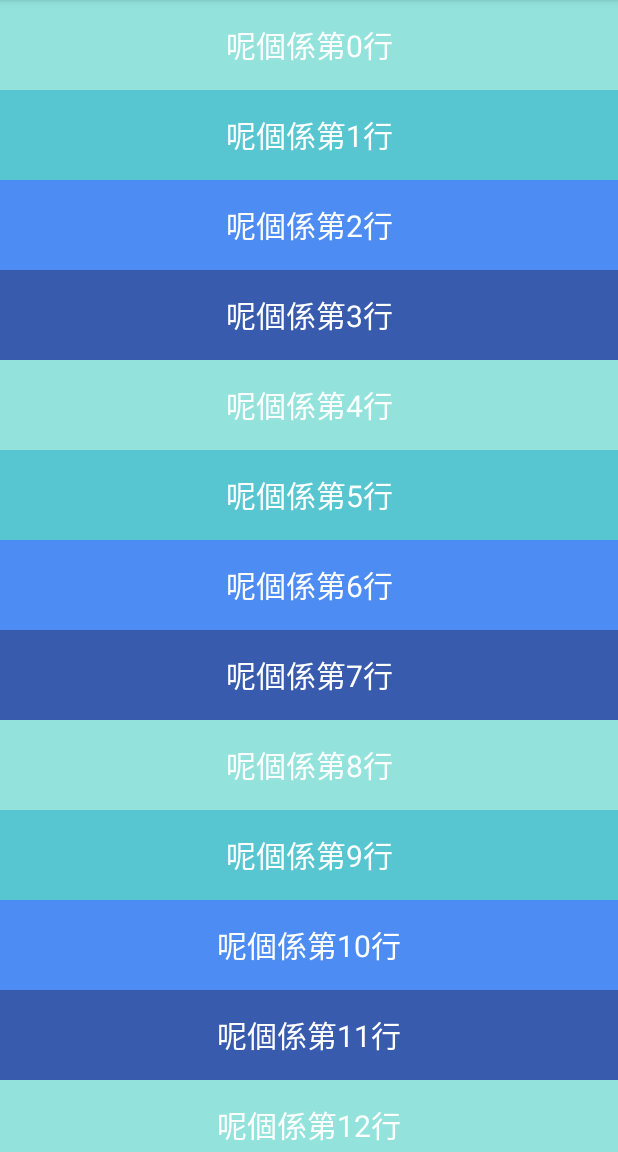
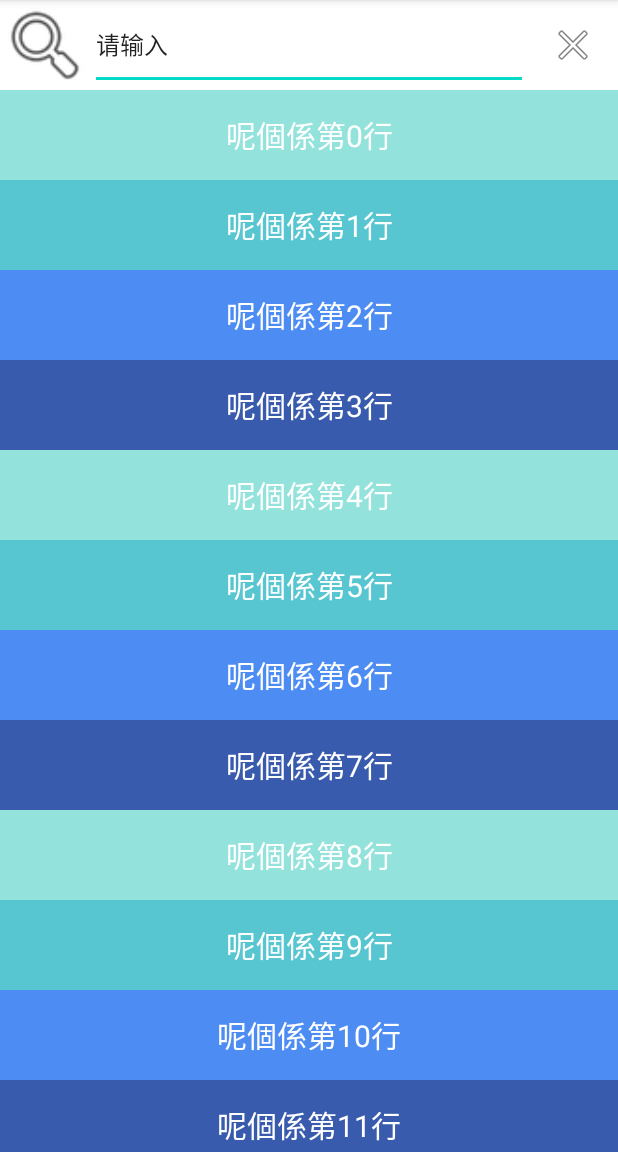
Before and after one commit to bentondecusin/ByteDancePracticum, an Android app: the SearchNumberActivity screen opened directly, with no data from a screen before it, on a phone screen of 412 x 824 dp, the part 84-1236 px from its top. Run offline under Robolectric (Android 15) with nearby library versions, the phone set to English and light mode, and no system bars.

Commit message:
Add ProductView components; Add search bar components for SearchNumberActivity. TODO: implement the searching mechanism

```diff
--- a/P1/app/src/main/AndroidManifest.xml
+++ b/P1/app/src/main/AndroidManifest.xml
@@ -9,7 +9,8 @@
         android:roundIcon="@mipmap/ic_launcher_round"
         android:supportsRtl="true"
         android:theme="@style/Theme.P1SearchScroll">
-        <activity android:name=".NumberInfoActivity"></activity>
+        <activity android:name=".ProductViewActivity"></activity>
+        <activity android:name=".NumberInfoActivity" />
         <activity android:name=".SearchBDActivity" />
         <activity
             android:name=".MainActivity2"
--- a/P1/app/src/main/java/com/example/p1searchscroll/SearchNumberActivity.java
+++ b/P1/app/src/main/java/com/example/p1searchscroll/SearchNumberActivity.java
@@ -4,15 +4,16 @@ import androidx.appcompat.app.AppCompatActivity;
 import androidx.recyclerview.widget.LinearLayoutManager;
 import androidx.recyclerview.widget.RecyclerView;
 
-import android.graphics.Color;
 import android.os.Bundle;
+import android.widget.EditText;
 
 import java.util.ArrayList;
 import java.util.List;
 
 public class SearchNumberActivity extends AppCompatActivity {
     private RecyclerView mRecyclerView;
-    private SearchAdapter mSearchAdapter = new SearchAdapter();
+    private EditText mEditText;
+    private SearchNumberAdapter mSearchNumberAdapter = new SearchNumberAdapter();
     private boolean cantonese = true;
     @Override
     protected void onCreate(Bundle savedInstanceState) {
@@ -21,14 +22,16 @@ public class SearchNumberActivity extends AppCompatActivity {
 
         mRecyclerView = findViewById(R.id.rv);
         mRecyclerView.setLayoutManager(new LinearLayoutManager(this));
-        mRecyclerView.setAdapter(mSearchAdapter);
+        mRecyclerView.setAdapter(mSearchNumberAdapter);
+
+        mEditText = findViewById(R.id.editTextSearch);
 
         List<String> items = new ArrayList<>();
         for(int i = 0; i < 100; i++){
             if (cantonese) items.add("呢個係第" + String.valueOf(i) + "行");
             else items.add("这个是第" + String.valueOf(i) + "行");
         }
-        mSearchAdapter.notifyItems(items);
+        mSearchNumberAdapter.notifyItems(items);
     }
 
     @Override
--- a/P1/app/src/main/java/com/example/p1searchscroll/SearchAdapter.java
+++ b/P1/app/src/main/java/com/example/p1searchscroll/SearchNumberAdapter.java
@@ -11,7 +11,7 @@ import androidx.recyclerview.widget.RecyclerView;
 import java.util.ArrayList;
 import java.util.List;
 
-public class SearchAdapter extends RecyclerView.Adapter<TextViewHolder> {
+public class SearchNumberAdapter extends RecyclerView.Adapter<TextViewHolder> {
     @NonNull
     private List<String> mItems = new ArrayList<>();
 
--- a/P1/app/src/main/res/layout/activity_search_number.xml
+++ b/P1/app/src/main/res/layout/activity_search_number.xml
@@ -4,11 +4,61 @@
     xmlns:tools="http://schemas.android.com/tools"
     android:layout_width="match_parent"
     android:layout_height="match_parent"
+    android:background="#FFFFFF"
+    android:orientation="vertical"
     tools:context=".SearchNumberActivity">
+    <androidx.constraintlayout.widget.ConstraintLayout
+        android:layout_width="match_parent"
+        android:layout_height="60dp"
+        android:orientation="horizontal">
+
+        <ImageView
+            android:id="@+id/searchImageView"
+            android:layout_width="60dp"
+            android:layout_height="60dp"
+            android:foreground="@android:drawable/ic_menu_search"
+
+            app:layout_constraintStart_toStartOf="parent"
+            app:srcCompat="@android:drawable/ic_menu_search"
+            tools:layout_editor_absoluteY="0dp" />
+
+        <EditText
+            android:id="@+id/editTextSearch"
+            android:layout_width="match_parent"
+            android:layout_height="60dp"
+            android:layout_gravity="bottom"
+
+            android:layout_marginStart="60dp"
+            android:layout_marginLeft="60dp"
+
+            android:layout_marginEnd="60dp"
+
+            android:inputType="text"
+            android:text="请输入"
+            android:textSize="16sp"
+            app:layout_constraintEnd_toEndOf="@id/cancelImageButton"
+
+            tools:layout_editor_absoluteY="0dp" />
+
+        <ImageButton
+            android:id="@+id/cancelImageButton"
+            android:layout_width="60dp"
+            android:layout_height="60dp"
+            android:background="#FFFFFF"
+            android:scrollbarTrackVertical="@android:drawable/ic_menu_close_clear_cancel"
+
+            app:layout_constraintEnd_toEndOf="parent"
+            app:layout_constraintLeft_toRightOf="@id/editTextSearch"
+            app:srcCompat="@android:drawable/ic_menu_close_clear_cancel"
+            tools:layout_editor_absoluteY="0dp" />
+
+    </androidx.constraintlayout.widget.ConstraintLayout>
 
     <androidx.recyclerview.widget.RecyclerView
         android:id="@+id/rv"
-        android:layout_width="wrap_content"
-        android:layout_height="wrap_content"
+        android:layout_width="match_parent"
+        android:layout_height="0dp"
         android:layout_weight="1" />
+
+
 </LinearLayout>
```
Also changed, not shown: P1/app/src/main/java/com/example/p1searchscroll/ProductViewActivity.java (added, +14 -0 lines), P1/app/src/main/java/com/example/p1searchscroll/ProductViewHolder.java (added, +36 -0 lines), P1/app/src/main/java/com/example/p1searchscroll/SearchProductAdapter.java (added, +43 -0 lines), P1/app/src/main/res/layout/activity_product_view.xml (added, +9 -0 lines), P1/app/src/main/res/layout/layout_product.xml (added, +24 -0 lines).
